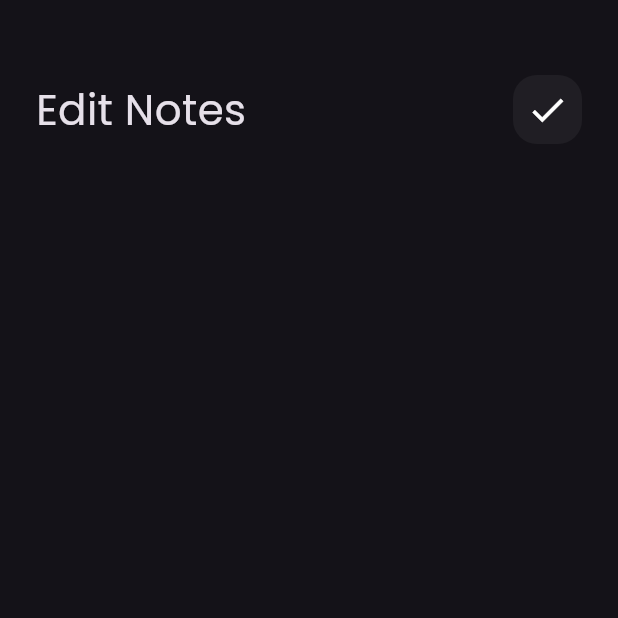
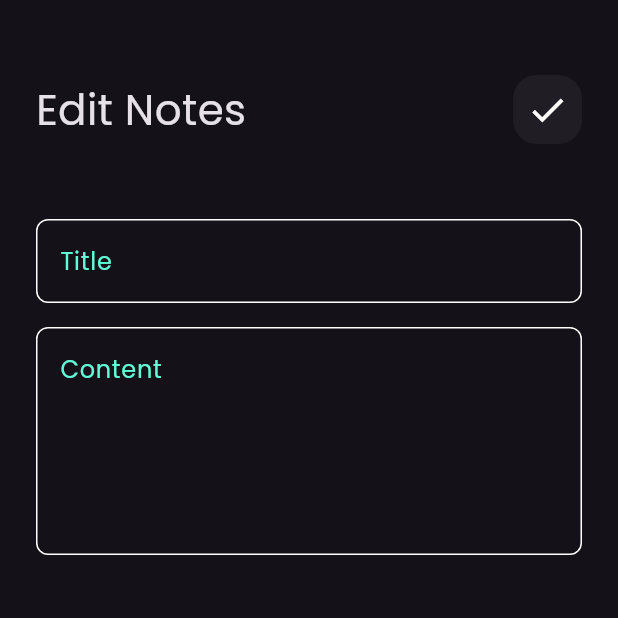
Before and after one commit to Abdrhmann/notes_app, a Flutter app: the EditNoteView screen opened directly, on a phone screen of 412 x 824 dp, the top half of it. Run offline on Flutter 3.47's test engine with Material 3 defaults, Android fonts, the phone set to English and light mode, and no system bars; our stand-ins replace font_awesome_flutter.

Commit message:
edit note view ui

```diff
--- a/lib/widgets/edit_note_view_body.dart
+++ b/lib/widgets/edit_note_view_body.dart
@@ -1,5 +1,6 @@
 import 'package:flutter/material.dart';
 import 'package:notes_app/widgets/custom_app_bar.dart';
+import 'package:notes_app/widgets/custom_text_field.dart';
 
 class EditNoteViewBody extends StatelessWidget {
   const EditNoteViewBody({super.key});
@@ -12,7 +13,10 @@ class EditNoteViewBody extends StatelessWidget {
         children: [
           SizedBox(height: 50),
           CustomAppBar(text: 'Edit Notes', icon: Icons.done),
-
+          SizedBox(height: 50),
+          CustomTextField(hint: 'Title'),
+          SizedBox(height: 16),
+          CustomTextField(hint: 'Content' , maxLines: 5),
         ],
       ),
     );
```
